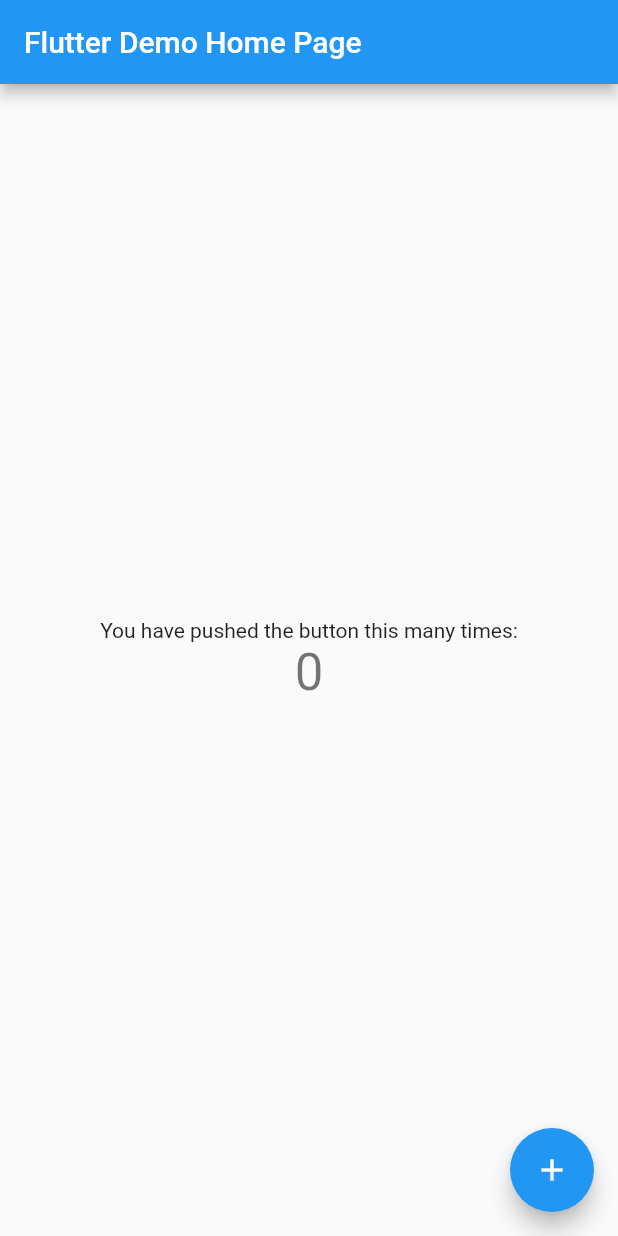
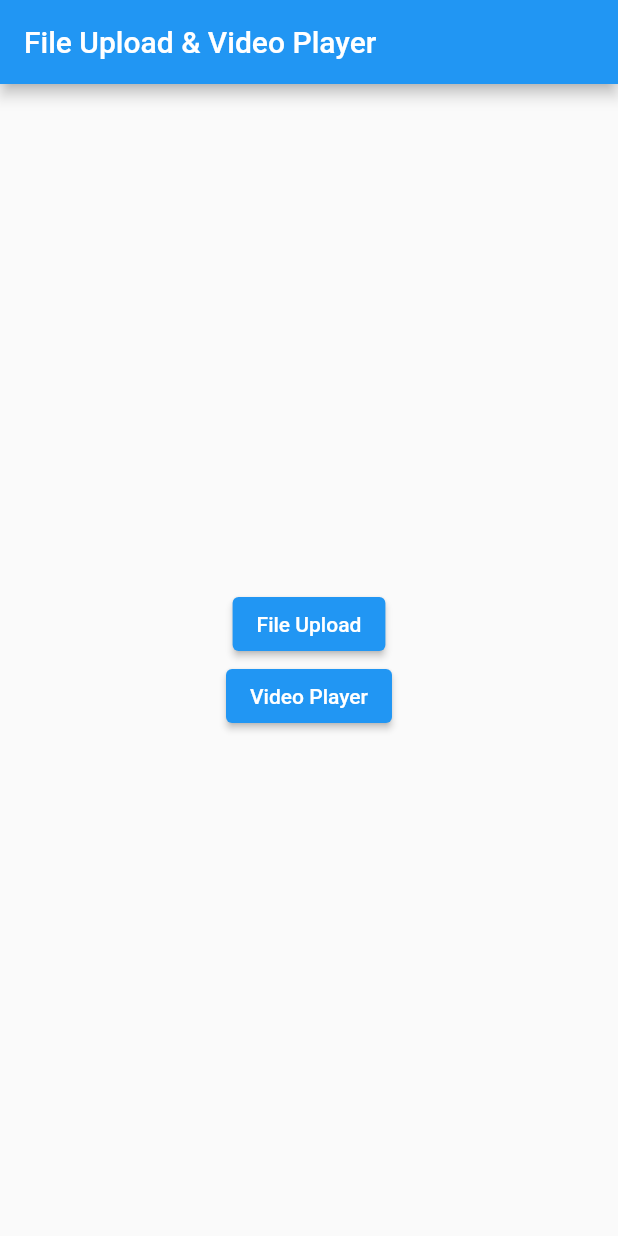
Before and after one commit to RidloSuhardi-1/flutter_local_storage_and_video_player, a Flutter app: the screen it shows after launch, on a phone screen of 412 x 824 dp. Run offline on Flutter 3.47's test engine with Material 2 defaults, Android fonts, the phone set to English and light mode, and no system bars; our stand-ins replace image_picker, video_player.

Commit message:
halaman utama

```diff
--- a/lib/main.dart
+++ b/lib/main.dart
@@ -1,4 +1,7 @@
 import 'package:flutter/material.dart';
+
+import 'file_upload_screen.dart';
+import 'video_player_screen.dart';
 
 void main() {
   runApp(const MyApp());
@@ -7,109 +10,54 @@
 class MyApp extends StatelessWidget {
   const MyApp({super.key});
 
-  // This widget is the root of your application.
   @override
   Widget build(BuildContext context) {
     return MaterialApp(
       title: 'Flutter Demo',
       theme: ThemeData(
-        // This is the theme of your application.
-        //
-        // Try running your application with "flutter run". You'll see the
-        // application has a blue toolbar. Then, without quitting the app, try
-        // changing the primarySwatch below to Colors.green and then invoke
-        // "hot reload" (press "r" in the console where you ran "flutter run",
-        // or simply save your changes to "hot reload" in a Flutter IDE).
-        // Notice that the counter didn't reset back to zero; the application
-        // is not restarted.
         primarySwatch: Colors.blue,
       ),
-      home: const MyHomePage(title: 'Flutter Demo Home Page'),
+      home: const MyHomePage(),
     );
   }
 }
 
 class MyHomePage extends StatefulWidget {
-  const MyHomePage({super.key, required this.title});
-
-  // This widget is the home page of your application. It is stateful, meaning
-  // that it has a State object (defined below) that contains fields that affect
-  // how it looks.
-
-  // This class is the configuration for the state. It holds the values (in this
-  // case the title) provided by the parent (in this case the App widget) and
-  // used by the build method of the State. Fields in a Widget subclass are
-  // always marked "final".
-
-  final String title;
-
+  const MyHomePage({super.key});
   @override
   State<MyHomePage> createState() => _MyHomePageState();
 }
 
 class _MyHomePageState extends State<MyHomePage> {
-  int _counter = 0;
-
-  void _incrementCounter() {
-    setState(() {
-      // This call to setState tells the Flutter framework that something has
-      // changed in this State, which causes it to rerun the build method below
-      // so that the display can reflect the updated values. If we changed
-      // _counter without calling setState(), then the build method would not be
-      // called again, and so nothing would appear to happen.
-      _counter++;
-    });
-  }
-
   @override
   Widget build(BuildContext context) {
-    // This method is rerun every time setState is called, for instance as done
-    // by the _incrementCounter method above.
-    //
-    // The Flutter framework has been optimized to make rerunning build methods
-    // fast, so that you can just rebuild anything that needs updating rather
-    // than having to individually change instances of widgets.
     return Scaffold(
-      appBar: AppBar(
-        // Here we take the value from the MyHomePage object that was created by
-        // the App.build method, and use it to set our appbar title.
-        title: Text(widget.title),
-      ),
+      appBar: AppBar(title: const Text('File Upload & Video Player')),
       body: Center(
-        // Center is a layout widget. It takes a single child and positions it
-        // in the middle of the parent.
         child: Column(
-          // Column is also a layout widget. It takes a list of children and
-          // arranges them vertically. By default, it sizes itself to fit its
-          // children horizontally, and tries to be as tall as its parent.
-          //
-          // Invoke "debug painting" (press "p" in the console, choose the
-          // "Toggle Debug Paint" action from the Flutter Inspector in Android
-          // Studio, or the "Toggle Debug Paint" command in Visual Studio Code)
-          // to see the wireframe for each widget.
-          //
-          // Column has various properties to control how it sizes itself and
-          // how it positions its children. Here we use mainAxisAlignment to
-          // center the children vertically; the main axis here is the vertical
-          // axis because Columns are vertical (the cross axis would be
-          // horizontal).
           mainAxisAlignment: MainAxisAlignment.center,
-          children: <Widget>[
-            const Text(
-              'You have pushed the button this many times:',
+          children: [
+            ElevatedButton(
+              onPressed: () {
+                Navigator.push(
+                    context,
+                    MaterialPageRoute(
+                        builder: (context) => const FileUploadScreen()));
+              },
+              child: const Text('File Upload'),
             ),
-            Text(
-              '$_counter',
-              style: Theme.of(context).textTheme.headline4,
+            ElevatedButton(
+              onPressed: () {
+                Navigator.push(
+                    context,
+                    MaterialPageRoute(
+                        builder: (context) => const VideoPlayerScreen()));
+              },
+              child: const Text('Video Player'),
             ),
           ],
         ),
       ),
-      floatingActionButton: FloatingActionButton(
-        onPressed: _incrementCounter,
-        tooltip: 'Increment',
-        child: const Icon(Icons.add),
-      ), // This trailing comma makes auto-formatting nicer for build methods.
     );
   }
 }
```
